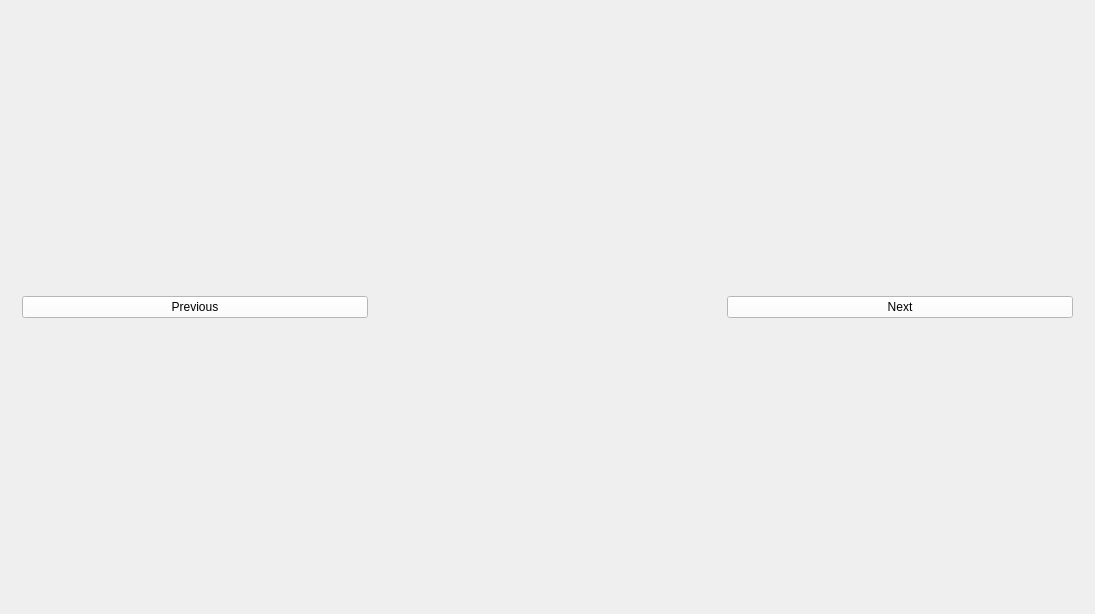
Old version of the form ui/mainwindow.ui in the repository NadjibBelaribi/time-bomb-game.
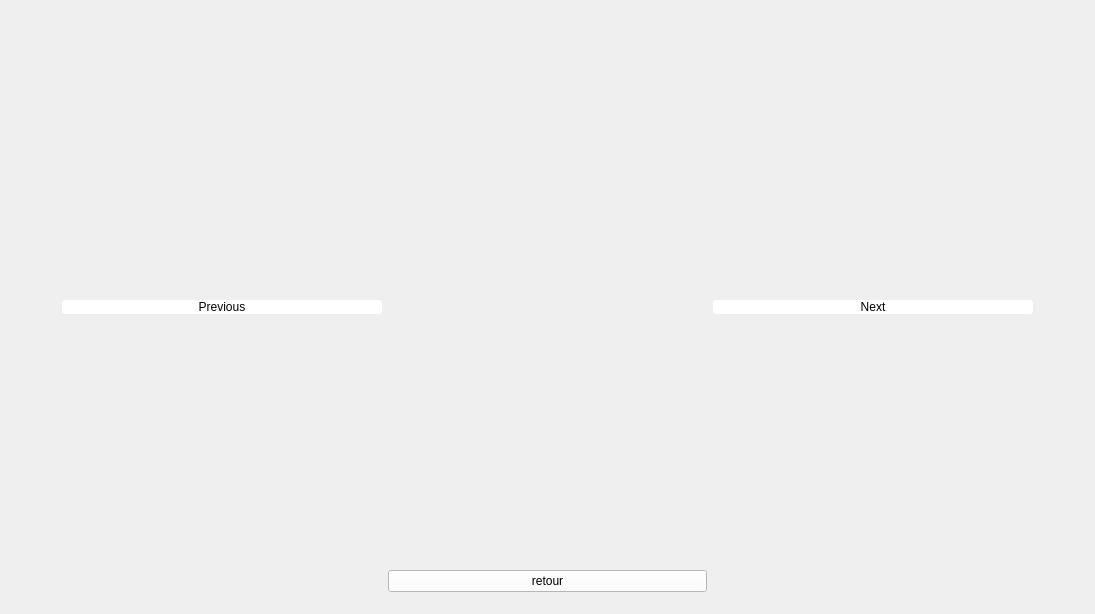
New version of the form. Icons and pictures are not drawn.

Patch:
```diff
--- a/ui/mainwindow.ui
+++ b/ui/mainwindow.ui
@@ -1311,15 +1311,78 @@
       </widget>
       <widget class="QWidget" name="aide">
        <layout class="QHBoxLayout" name="horizontalLayout_4">
+        <item>
+         <spacer name="horizontalSpacer_28">
+          <property name="orientation">
+           <enum>Qt::Horizontal</enum>
+          </property>
+          <property name="sizeType">
+           <enum>QSizePolicy::Fixed</enum>
+          </property>
+          <property name="sizeHint" stdset="0">
+           <size>
+            <width>40</width>
+            <height>20</height>
+           </size>
+          </property>
+         </spacer>
+        </item>
         <item>
          <layout class="QVBoxLayout" name="verticalLayout_11">
+          <item>
+           <spacer name="verticalSpacer_18">
+            <property name="orientation">
+             <enum>Qt::Vertical</enum>
+            </property>
+            <property name="sizeType">
+             <enum>QSizePolicy::Fixed</enum>
+            </property>
+            <property name="sizeHint" stdset="0">
+             <size>
+              <width>20</width>
+              <height>40</height>
+             </size>
+            </property>
+           </spacer>
+          </item>
           <item>
            <widget class="QPushButton" name="Previous">
+            <property name="sizePolicy">
+             <sizepolicy hsizetype="Minimum" vsizetype="Maximum">
+              <horstretch>0</horstretch>
+              <verstretch>0</verstretch>
+             </sizepolicy>
+            </property>
+            <property name="minimumSize">
+             <size>
+              <width>50</width>
+              <height>0</height>
+             </size>
+            </property>
+            <property name="styleSheet">
+             <string notr="true">border-radius:3px;</string>
+            </property>
             <property name="text">
              <string>Previous</string>
             </property>
            </widget>
           </item>
+          <item>
+           <spacer name="verticalSpacer_21">
+            <property name="orientation">
+             <enum>Qt::Vertical</enum>
+            </property>
+            <property name="sizeType">
+             <enum>QSizePolicy::Fixed</enum>
+            </property>
+            <property name="sizeHint" stdset="0">
+             <size>
+              <width>20</width>
+              <height>40</height>
+             </size>
+            </property>
+           </spacer>
+          </item>
          </layout>
         </item>
         <item>
@@ -1331,19 +1394,77 @@
             </property>
            </widget>
           </item>
+          <item>
+           <widget class="QPushButton" name="backfromhelp">
+            <property name="text">
+             <string>retour</string>
+            </property>
+           </widget>
+          </item>
          </layout>
         </item>
         <item>
          <layout class="QVBoxLayout" name="verticalLayout_12">
+          <item>
+           <spacer name="verticalSpacer_19">
+            <property name="orientation">
+             <enum>Qt::Vertical</enum>
+            </property>
+            <property name="sizeType">
+             <enum>QSizePolicy::Fixed</enum>
+            </property>
+            <property name="sizeHint" stdset="0">
+             <size>
+              <width>20</width>
+              <height>40</height>
+             </size>
+            </property>
+           </spacer>
+          </item>
           <item>
            <widget class="QPushButton" name="next">
+            <property name="styleSheet">
+             <string notr="true">border-radius: 3px;</string>
+            </property>
             <property name="text">
              <string>Next</string>
             </property>
            </widget>
           </item>
+          <item>
+           <spacer name="verticalSpacer_20">
+            <property name="orientation">
+             <enum>Qt::Vertical</enum>
+            </property>
+            <property name="sizeType">
+             <enum>QSizePolicy::Fixed</enum>
+            </property>
+            <property name="sizeHint" stdset="0">
+             <size>
+              <width>20</width>
+              <height>40</height>
+             </size>
+            </property>
+           </spacer>
+          </item>
          </layout>
         </item>
+        <item>
+         <spacer name="horizontalSpacer_31">
+          <property name="orientation">
+           <enum>Qt::Horizontal</enum>
+          </property>
+          <property name="sizeType">
+           <enum>QSizePolicy::Fixed</enum>
+          </property>
+          <property name="sizeHint" stdset="0">
+           <size>
+            <width>40</width>
+            <height>20</height>
+           </size>
+          </property>
+         </spacer>
+        </item>
        </layout>
       </widget>
      </widget>
```
